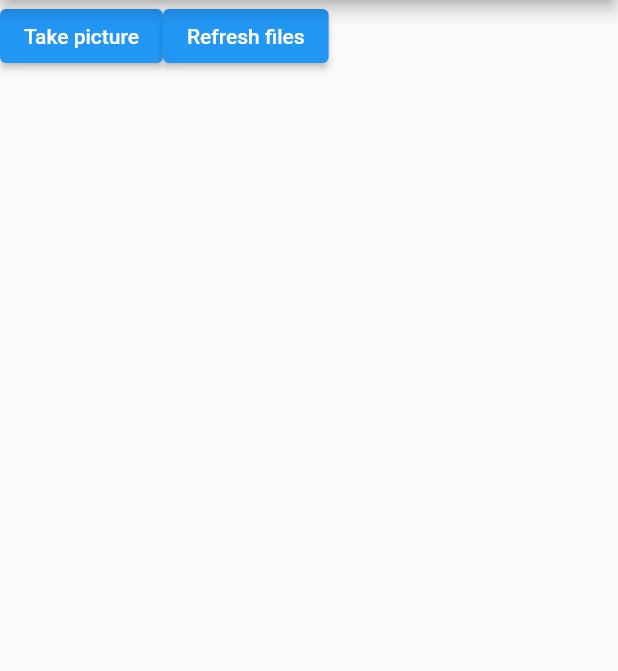
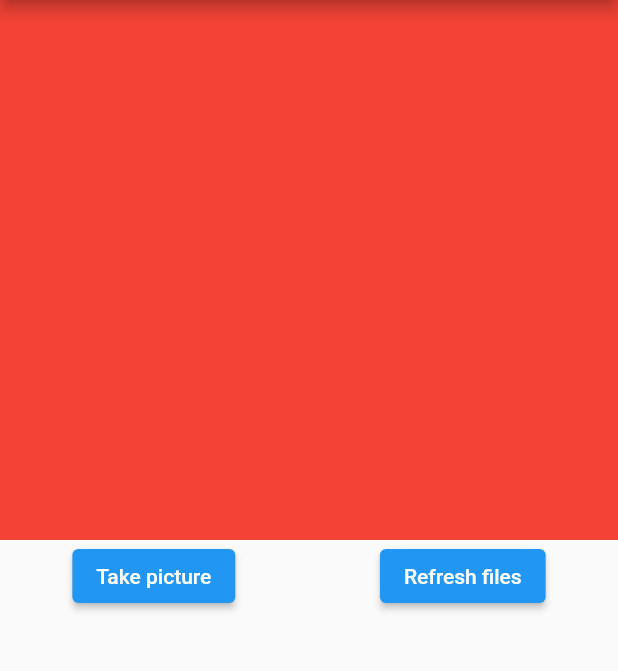
Before and after one commit to istornz/ricoh_theta, a Flutter app: the HomePage screen opened by its route, on a phone screen of 412 x 824 dp, the part 84-755 px from its top. Run offline on Flutter 3.47's test engine with Material 2 defaults, Android fonts, the phone set to English and light mode, and no system bars; our stand-ins replace plugin_platform_interface.

```diff
--- a/example/lib/pages/home.dart
+++ b/example/lib/pages/home.dart
@@ -32,7 +32,11 @@ class _HomePageState extends State<HomePage> {
       ),
       body: Column(
         children: [
+          Flexible(
+            child: Container(color: Colors.red),
+          ),
           Row(
+            mainAxisAlignment: MainAxisAlignment.spaceAround,
             children: [
               ElevatedButton(
                 onPressed: () async {
@@ -58,7 +62,7 @@ class _HomePageState extends State<HomePage> {
               ),
             ],
           ),
-          Expanded(
+          Flexible(
             child: ListView.builder(
               itemCount: _imageInfoes.length,
               itemBuilder: (context, index) {
```
Also changed, not shown: 5 other files.
